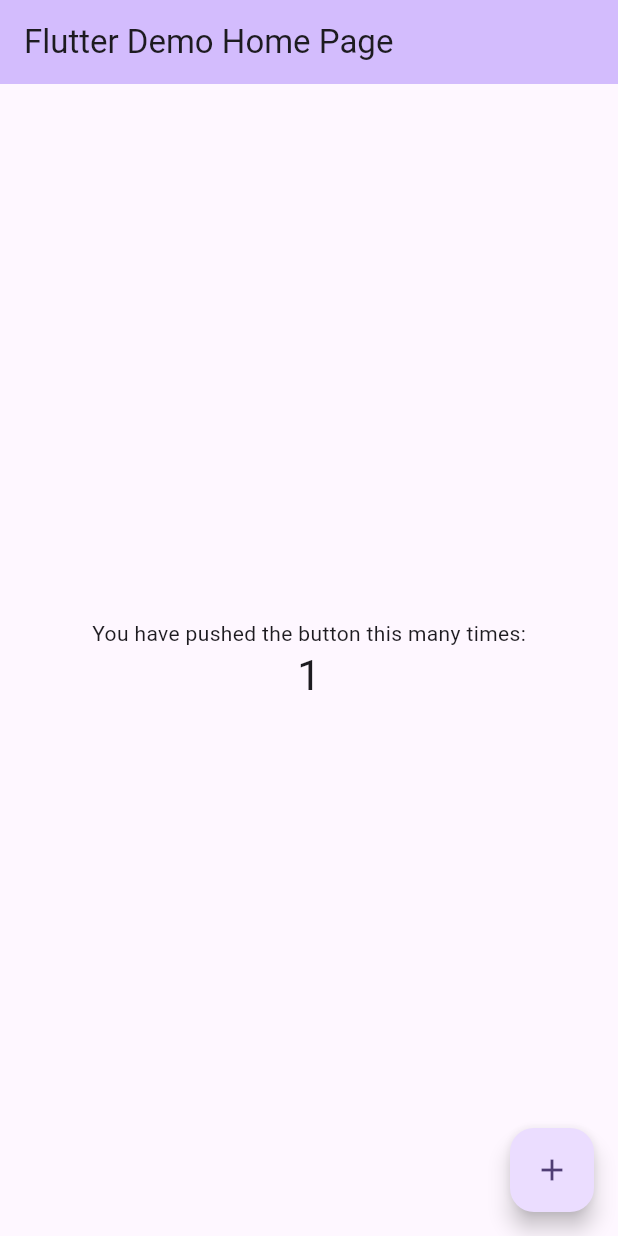
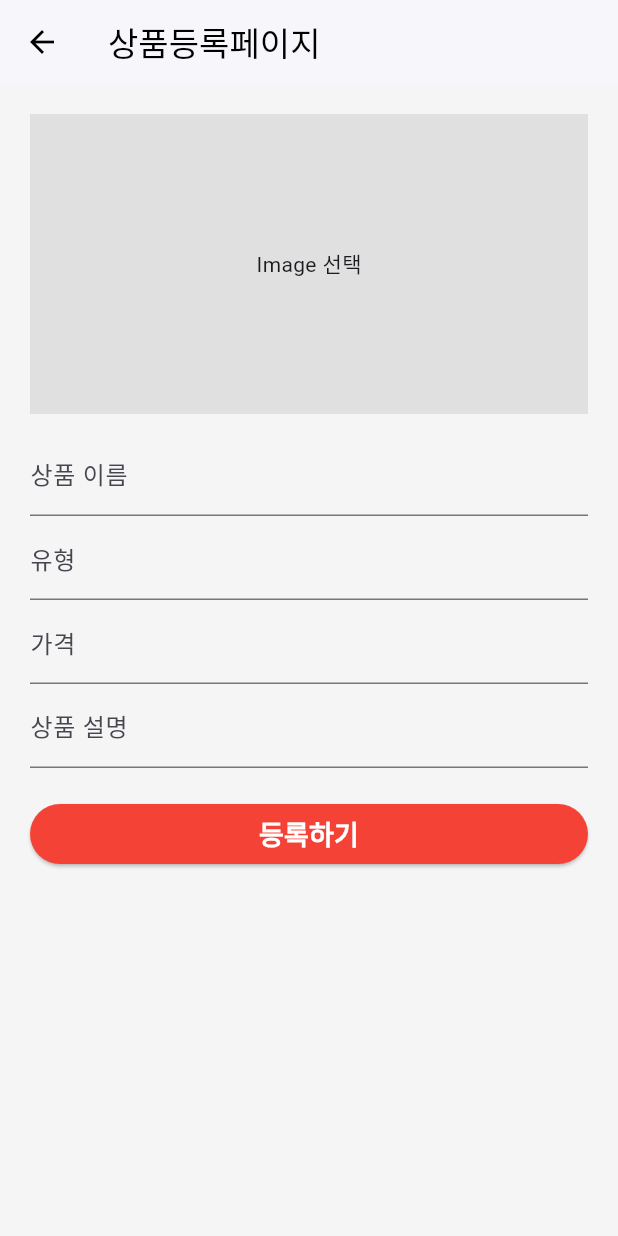
Before and after one commit to xhahwkd/flutter_realestate_shopping_app, a Flutter app: the screen it shows after launch, after a tap on the "add" icon, on a phone screen of 412 x 824 dp. Run offline on Flutter 3.47's test engine with Material 3 defaults, Android fonts, the phone set to English and light mode, and no system bars; Roboto replaces fonts that are missing (Pretendard).

Commit message:
feat : 새로운 기능 추가

```diff
--- a/lib/main.dart
+++ b/lib/main.dart
@@ -1,4 +1,6 @@
 import 'package:flutter/material.dart';
+import 'pages/product_list_page.dart';
+import 'models/product_model.dart';
 
 void main() {
   runApp(const MyApp());
@@ -7,116 +9,44 @@ void main() {
 class MyApp extends StatelessWidget {
   const MyApp({super.key});
 
-  // This widget is the root of your application.
   @override
   Widget build(BuildContext context) {
     return MaterialApp(
-      title: 'Flutter Demo',
+      title: '집 임박세일',
       theme: ThemeData(
-        // This is the theme of your application.
-        //
-        // TRY THIS: Try running your application with "flutter run". You'll see
-        // the application has a purple toolbar. Then, without quitting the app,
-        // try changing the seedColor in the colorScheme below to Colors.green
-        // and then invoke "hot reload" (save your changes or press the "hot
-        // reload" button in a Flutter-supported IDE, or press "r" if you used
-        // the command line to start the app).
-        //
-        // Notice that the counter didn't reset back to zero; the application
-        // state is not lost during the reload. To reset the state, use hot
-        // restart instead.
-        //
-        // This works for code too, not just values: Most code changes can be
-        // tested with just a hot reload.
-        colorScheme: ColorScheme.fromSeed(seedColor: Colors.deepPurple),
+        scaffoldBackgroundColor: const Color(0xFFF5F5F5),
+        fontFamily: 'Pretendard', // 폰트 asset 등록 시
+        appBarTheme: const AppBarTheme(
+          backgroundColor: Colors.white,
+          foregroundColor: Colors.black,
+          elevation: 1,
+        ),
+        useMaterial3: true,
       ),
-      home: const MyHomePage(title: 'Flutter Demo Home Page'),
+      home: ProductListHome(), // 상태 관리 포함된 홈 위젯
     );
   }
 }
 
-class MyHomePage extends StatefulWidget {
-  const MyHomePage({super.key, required this.title});
-
-  // This widget is the home page of your application. It is stateful, meaning
-  // that it has a State object (defined below) that contains fields that affect
-  // how it looks.
-
-  // This class is the configuration for the state. It holds the values (in this
-  // case the title) provided by the parent (in this case the App widget) and
-  // used by the build method of the State. Fields in a Widget subclass are
-  // always marked "final".
-
-  final String title;
+// 홈에서 상태관리 포함된 상품 리스트
+class ProductListHome extends StatefulWidget {
+  const ProductListHome({super.key});
 
   @override
-  State<MyHomePage> createState() => _MyHomePageState();
+  State<ProductListHome> createState() => _ProductListHomeState();
 }
 
-class _MyHomePageState extends State<MyHomePage> {
-  int _counter = 0;
+class _ProductListHomeState extends State<ProductListHome> {
+  final List<Product> _products = [];
 
-  void _incrementCounter() {
+  void _addProduct(Product product) {
     setState(() {
-      // This call to setState tells the Flutter framework that something has
-      // changed in this State, which causes it to rerun the build method below
-      // so that the display can reflect the updated values. If we changed
-      // _counter without calling setState(), then the build method would not be
-      // called again, and so nothing would appear to happen.
-      _counter++;
+      _products.add(product);
     });
   }
 
   @override
   Widget build(BuildContext context) {
-    // This method is rerun every time setState is called, for instance as done
-    // by the _incrementCounter method above.
-    //
-    // The Flutter framework has been optimized to make rerunning build methods
-    // fast, so that you can just rebuild anything that needs updating rather
-    // than having to individually change instances of widgets.
-    return Scaffold(
-      appBar: AppBar(
-        // TRY THIS: Try changing the color here to a specific color (to
-        // Colors.amber, perhaps?) and trigger a hot reload to see the AppBar
-        // change color while the other colors stay the same.
-        backgroundColor: Theme.of(context).colorScheme.inversePrimary,
-        // Here we take the value from the MyHomePage object that was created by
-        // the App.build method, and use it to set our appbar title.
-        title: Text(widget.title),
-      ),
-      body: Center(
-        // Center is a layout widget. It takes a single child and positions it
-        // in the middle of the parent.
-        child: Column(
-          // Column is also a layout widget. It takes a list of children and
-          // arranges them vertically. By default, it sizes itself to fit its
-          // children horizontally, and tries to be as tall as its parent.
-          //
-          // Column has various properties to control how it sizes itself and
-          // how it positions its children. Here we use mainAxisAlignment to
-          // center the children vertically; the main axis here is the vertical
-          // axis because Columns are vertical (the cross axis would be
-          // horizontal).
-          //
-          // TRY THIS: Invoke "debug painting" (choose the "Toggle Debug Paint"
-          // action in the IDE, or press "p" in the console), to see the
-          // wireframe for each widget.
-          mainAxisAlignment: MainAxisAlignment.center,
-          children: <Widget>[
-            const Text('You have pushed the button this many times:'),
-            Text(
-              '$_counter',
-              style: Theme.of(context).textTheme.headlineMedium,
-            ),
-          ],
-        ),
-      ),
-      floatingActionButton: FloatingActionButton(
-        onPressed: _incrementCounter,
-        tooltip: 'Increment',
-        child: const Icon(Icons.add),
-      ), // This trailing comma makes auto-formatting nicer for build methods.
-    );
+    return ProductListPage(productList: _products, onProductAdded: _addProduct);
   }
 }
--- /dev/null
+++ b/lib/models/Product_model.dart
@@ -0,0 +1,15 @@
+class Product {
+  final String name;
+  final String type;
+  final int price;
+  final String description;
+  final String imagePath;
+
+  Product({
+    required this.name,
+    required this.type,
+    required this.price,
+    required this.description,
+    required this.imagePath,
+  });
+}
--- /dev/null
+++ b/lib/pages/Product_List_Page.dart
@@ -0,0 +1,47 @@
+import 'package:flutter/material.dart';
+import 'package:flutter_realestate_shopping_app/pages/Product_register_page.dart';
+import 'package:flutter_realestate_shopping_app/widgets/Product_card.dart';
+import '../models/product_model.dart';
+
+class ProductListPage extends StatelessWidget {
+  final List<Product> productList;
+  final Function(Product)? onProductAdded;
+
+  const ProductListPage({
+    super.key,
+    required this.productList,
+    this.onProductAdded,
+  });
+
+  @override
+  Widget build(BuildContext context) {
+    return Scaffold(
+      appBar: AppBar(title: const Text('매물 목록')),
+      body: productList.isEmpty
+          ? const Center(
+              child: Text('매물이 존재하지 않습니다.', style: TextStyle(fontSize: 16)),
+            )
+          : ListView.builder(
+              padding: const EdgeInsets.all(16),
+              itemCount: productList.length,
+              itemBuilder: (context, index) {
+                return ProductCard(product: productList[index]);
+              },
+            ),
+      floatingActionButton: FloatingActionButton(
+        onPressed: () async {
+          final newProduct = await Navigator.push(
+            context,
+            MaterialPageRoute(builder: (_) => const ProductRegisterPage()),
+          );
+          if (newProduct != null &&
+              newProduct is Product &&
+              onProductAdded != null) {
+            onProductAdded!(newProduct); // 새 상품 리스트에 추가
+          }
+        },
+        child: const Icon(Icons.add),
+      ),
+    );
+  }
+}
--- /dev/null
+++ b/lib/pages/Product_register_page.dart
@@ -0,0 +1,173 @@
+import 'package:flutter/material.dart';
+import '../models/product_model.dart';
+
+class ProductRegisterPage extends StatefulWidget {
+  const ProductRegisterPage({super.key});
+
+  @override
+  State<ProductRegisterPage> createState() => _ProductRegisterPageState();
+}
+
+class _ProductRegisterPageState extends State<ProductRegisterPage> {
+  final nameController = TextEditingController();
+  final typeController = TextEditingController();
+  final priceController = TextEditingController();
+  final descController = TextEditingController();
+  String? imagePath;
+  bool imageSelected = false;
+
+  String formatPrice(String price) {
+    if (price.isEmpty) return '';
+    final number = int.tryParse(price.replaceAll(',', ''));
+    if (number == null) return '';
+    return number.toString().replaceAllMapped(
+      RegExp(r'\B(?=(\d{3})+(?!\d))'),
+      (match) => ',',
+    );
+  }
+
+  void showImagePicker() {
+    showDialog(
+      context: context,
+      builder: (context) => AlertDialog(
+        content: const Text('이미지가 선택되었습니다.'),
+        actions: [
+          TextButton(
+            onPressed: () {
+              setState(() {
+                imageSelected = true;
+                imagePath = 'assets/house.png';
+              });
+              Navigator.pop(context);
+            },
+            child: const Text('확인'),
+          ),
+        ],
+      ),
+    );
+  }
+
+  void trySubmit() {
+    if (!imageSelected ||
+        nameController.text.isEmpty ||
+        typeController.text.isEmpty ||
+        priceController.text.isEmpty ||
+        descController.text.isEmpty) {
+      ScaffoldMessenger.of(
+        context,
+      ).showSnackBar(const SnackBar(content: Text('모든 항목을 입력해 주세요.')));
+      return;
+    }
+
+    final product = Product(
+      name: nameController.text,
+      type: typeController.text,
+      price: int.tryParse(priceController.text.replaceAll(',', '')) ?? 0,
+      description: descController.text,
+      imagePath: imagePath!,
+    );
+
+    showDialog(
+      context: context,
+      builder: (context) => AlertDialog(
+        content: const Text('상품을 등록하시겠습니까?'),
+        actions: [
+          TextButton(
+            onPressed: () => Navigator.pop(context),
+            child: const Text('취소'),
+          ),
+          TextButton(
+            onPressed: () {
+              Navigator.pop(context);
+              showDialog(
+                context: context,
+                builder: (context) => AlertDialog(
+                  content: const Text('상품 등록 완료'),
+                  actions: [
+                    TextButton(
+                      onPressed: () => Navigator.pop(context, product),
+                      child: const Text('확인'),
+                    ),
+                  ],
+                ),
+              );
+            },
+            child: const Text('확인'),
+          ),
+        ],
+      ),
+    );
+  }
+
+  @override
+  Widget build(BuildContext context) {
+    return Scaffold(
+      appBar: AppBar(title: const Text('상품등록페이지')),
+      body: Padding(
+        padding: const EdgeInsets.all(20),
+        child: ListView(
+          children: [
+            GestureDetector(
+              onTap: showImagePicker,
+              child: Container(
+                height: 200,
+                color: Colors.grey[300],
+                child: Center(
+                  child: Text(imageSelected ? 'Image 선택됨' : 'Image 선택'),
+                ),
+              ),
+            ),
+            const SizedBox(height: 12),
+            TextField(
+              controller: nameController,
+              decoration: const InputDecoration(labelText: '상품 이름'),
+            ),
+            TextField(
+              controller: typeController,
+              decoration: const InputDecoration(labelText: '유형'),
+            ),
+            TextField(
+              controller: priceController,
+              keyboardType: TextInputType.number,
+              onChanged: (value) {
+                final formatted = formatPrice(value);
+                if (formatted != value) {
+                  priceController.value = TextEditingValue(
+                    text: formatted,
+                    selection: TextSelection.collapsed(
+                      offset: formatted.length,
+                    ),
+                  );
+                }
+              },
+              decoration: const InputDecoration(labelText: '가격'),
+            ),
+            TextField(
+              controller: descController,
+              maxLines: null,
+              decoration: const InputDecoration(labelText: '상품 설명'),
+            ),
+            const SizedBox(height: 20),
+            ElevatedButton(
+              onPressed: trySubmit,
+              style: ElevatedButton.styleFrom(
+                backgroundColor: Colors.red,
+                shape: RoundedRectangleBorder(
+                  borderRadius: BorderRadius.circular(20),
+                ),
+              ),
+              child: const Text(
+                '등록하기',
+                style: TextStyle(
+                  color: Colors.white,
+                  fontWeight: FontWeight.bold,
+                  fontSize: 18,
+                ),
+              ),
+            ),
+          ],
+        ),
+      ),
+    );
+  }
+}
```
Also changed, not shown: lib/pages/Product_detail_page.dart (added, +121 -0 lines), lib/widgets/Product_card.dart (added, +72 -0 lines).
